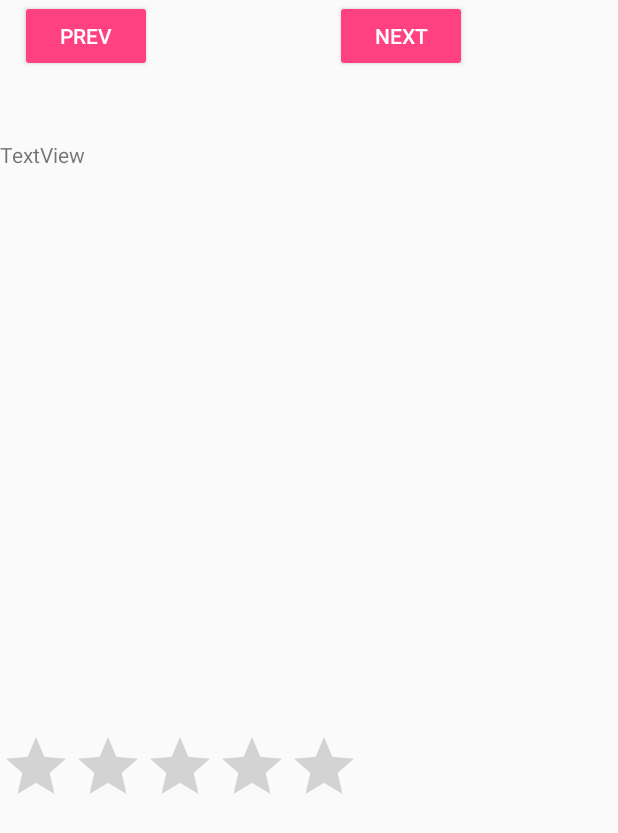
After one commit to KanEsh314/Scroll-View, an Android app: the SecondActivity screen opened directly, with no data from a screen before it, on a phone screen of 412 x 824 dp. The commit adds this screen. Shown: the top 833 px of the screen. Run offline under Robolectric (Android 15) with nearby library versions, the phone set to English and light mode, and no system bars.

Commit message:
Second Commit

```diff
--- a/app/src/main/AndroidManifest.xml
+++ b/app/src/main/AndroidManifest.xml
@@ -16,6 +16,7 @@
                 <category android:name="android.intent.category.LAUNCHER" />
             </intent-filter>
         </activity>
+        <activity android:name=".SecondActivity"></activity>
     </application>
 
 </manifest>
--- a/app/src/main/java/my/com/itrain/linear_scroll/MainActivity.java
+++ b/app/src/main/java/my/com/itrain/linear_scroll/MainActivity.java
@@ -1,7 +1,10 @@
 package my.com.itrain.linear_scroll;
 
+import android.content.Intent;
 import android.support.v7.app.AppCompatActivity;
 import android.os.Bundle;
+import android.view.View;
+import android.widget.Button;
 
 public class MainActivity extends AppCompatActivity {
 
@@ -9,5 +12,14 @@ public class MainActivity extends AppCompatActivity {
     protected void onCreate(Bundle savedInstanceState) {
         super.onCreate(savedInstanceState);
         setContentView(R.layout.activity_main);
+
+        Button ConsLay = (Button) findViewById(R.id.cons);
+        ConsLay.setOnClickListener(new View.OnClickListener() {
+            @Override
+            public void onClick(View view) {
+                Intent intent = new Intent(MainActivity.this,SecondActivity.class);
+                startActivity(intent);
+            }
+        });
     }
 }
--- /dev/null
+++ b/app/src/main/java/my/com/itrain/linear_scroll/SecondActivity.java
@@ -0,0 +1,13 @@
+package my.com.itrain.linear_scroll;
+
+import android.app.Activity;
+import android.os.Bundle;
+
+public class SecondActivity extends Activity {
+
+    @Override
+    protected void onCreate(Bundle savedInstanceState) {
+        super.onCreate(savedInstanceState);
+        setContentView(R.layout.activity_second);
+    }
+}
--- a/app/src/main/res/layout/activity_main.xml
+++ b/app/src/main/res/layout/activity_main.xml
@@ -32,5 +32,11 @@
             android:text="@string/article"
             android:textSize="12sp" />
 
+        <Button
+            android:id="@+id/cons"
+            android:text="Constraint Layout"
+            android:layout_width="match_parent"
+            android:layout_height="wrap_content"/>
+
     </LinearLayout>
 </ScrollView>
--- /dev/null
+++ b/app/src/main/res/layout/activity_second.xml
@@ -0,0 +1,58 @@
+<?xml version="1.0" encoding="utf-8"?>
+<android.support.constraint.ConstraintLayout xmlns:android="http://schemas.android.com/apk/res/android"
+    xmlns:app="http://schemas.android.com/apk/res-auto"
+    xmlns:tools="http://schemas.android.com/tools"
+    android:layout_width="match_parent"
+    android:layout_height="match_parent"
+    tools:context="my.com.itrain.linear_scroll.SecondActivity"
+    tools:layout_editor_absoluteY="81dp"
+    tools:layout_editor_absoluteX="0dp">
+
+    <Button
+        android:id="@+id/button2"
+        style="@style/Widget.AppCompat.Button.Colored"
+        android:layout_width="wrap_content"
+        android:layout_height="wrap_content"
+        android:text="Next"
+        tools:layout_editor_absoluteY="263dp"
+        app:layout_constraintLeft_toRightOf="@+id/textView2"
+        android:layout_marginLeft="73dp"
+        android:layout_marginRight="8dp"
+        app:layout_constraintRight_toRightOf="parent" />
+
+    <Button
+        android:id="@+id/button3"
+        style="@style/Widget.AppCompat.Button.Colored"
+        android:layout_width="wrap_content"
+        android:layout_height="wrap_content"
+        android:text="Prev"
+        tools:layout_editor_absoluteY="263dp"
+        app:layout_constraintRight_toLeftOf="@+id/button2"
+        android:layout_marginRight="122dp" />
+
+    <TextView
+        android:id="@+id/textView2"
+        android:layout_width="wrap_content"
+        android:layout_height="wrap_content"
+        android:text="TextView"
+        tools:layout_editor_absoluteX="242dp"
+        app:layout_constraintTop_toTopOf="parent"
+        android:layout_marginTop="93dp" />
+
+    <RatingBar
+        android:id="@+id/ratingBar"
+        android:layout_width="wrap_content"
+        android:layout_height="wrap_content"
+        tools:layout_editor_absoluteX="68dp"
+        android:layout_marginTop="179dp"
+        app:layout_constraintTop_toBottomOf="@+id/imageView" />
+
+    <ImageView
+        android:id="@+id/imageView"
+        android:layout_width="wrap_content"
+        android:layout_height="wrap_content"
+        app:srcCompat="@android:drawable/ic_lock_power_off"
+        tools:layout_editor_absoluteX="189dp"
+        android:layout_marginTop="195dp"
+        app:layout_constraintTop_toBottomOf="@+id/textView2" />
+</android.support.constraint.ConstraintLayout>
```
